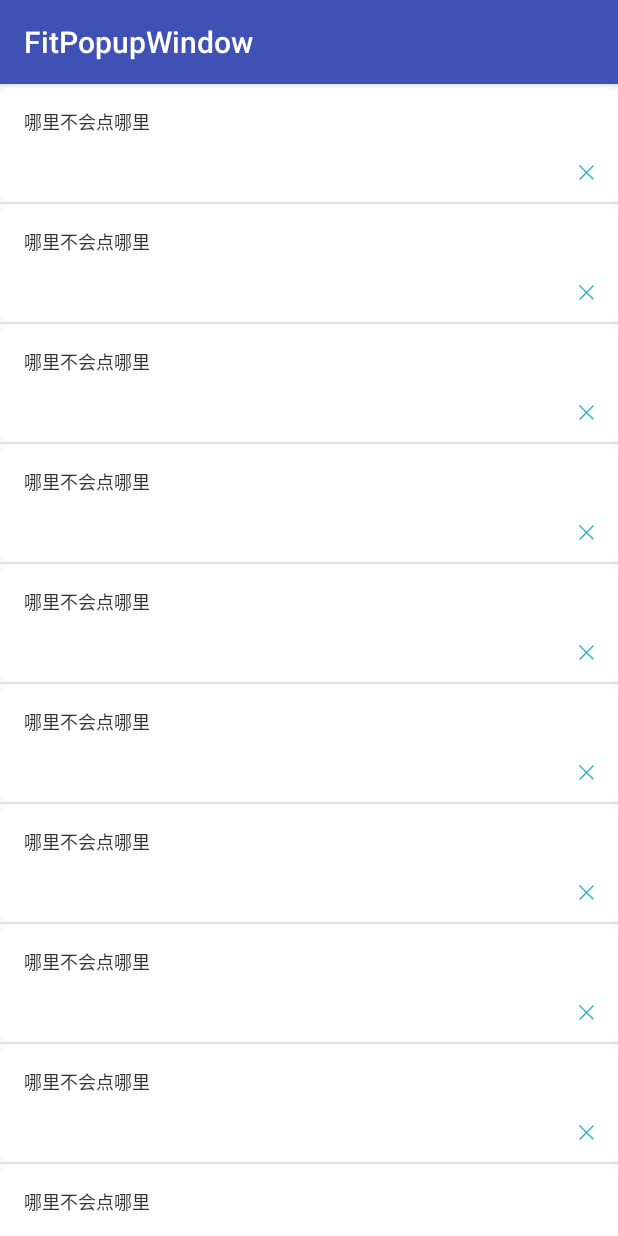
After one commit to JrDong/FitPopupWindow, an Android app: the SecondActivity screen opened directly, with no data from a screen before it, on a phone screen of 412 x 824 dp. The commit adds this screen. Run offline under Robolectric (Android 15) with nearby library versions, the phone set to English and light mode, and no system bars.

Commit message:
根据点击位置自适应弹出位置的PopupWindow

```diff
--- a/app/build.gradle
+++ b/app/build.gradle
@@ -25,5 +25,6 @@ dependencies {
         exclude group: 'com.android.support', module: 'support-annotations'
     })
     compile 'com.android.support:appcompat-v7:23.+'
+    compile 'com.android.support:recyclerview-v7:23.4.0'
     testCompile 'junit:junit:4.12'
 }
--- a/app/src/main/AndroidManifest.xml
+++ b/app/src/main/AndroidManifest.xml
@@ -15,6 +15,8 @@
                 <category android:name="android.intent.category.LAUNCHER"/>
             </intent-filter>
         </activity>
+        <activity android:name=".SecondActivity">
+        </activity>
     </application>
 
 </manifest>
--- /dev/null
+++ b/app/src/main/java/com/djr/fitpopupwindow/ListAdapter.java
@@ -0,0 +1,54 @@
+package com.djr.fitpopupwindow;
+
+import android.app.Activity;
+import android.content.Context;
+import android.support.v7.widget.RecyclerView;
+import android.view.LayoutInflater;
+import android.view.View;
+import android.view.ViewGroup;
+
+import com.djr.fitpopupwindow.utils.FitPopupWindow;
+
+import java.util.List;
+
+/**
+ * Created by DongJr on 2017/2/21.
+ */
+
+public class ListAdapter extends RecyclerView.Adapter<ListHolder> {
+
+    private List<String> mList;
+    private Context mContext;
+
+    public ListAdapter(Context context, List<String> list) {
+        mContext = context;
+        mList = list;
+    }
+
+
+    @Override
+    public ListHolder onCreateViewHolder(ViewGroup parent, int viewType) {
+        View view = LayoutInflater.from(mContext)
+                .inflate(R.layout.item_list, parent, false);
+        return new ListHolder(view);
+    }
+
+    @Override
+    public void onBindViewHolder(ListHolder holder, int position) {
+
+        holder.ivRemove.setOnClickListener(new View.OnClickListener() {
+            @Override
+            public void onClick(View v) {
+                View contentView = LayoutInflater.from(mContext)
+                        .inflate(R.layout.layout_popupwindow, null);
+                FitPopupWindow fitPopupWindow = new FitPopupWindow((Activity) mContext, contentView);
+                fitPopupWindow.show(v);
+            }
+        });
+    }
+
+    @Override
+    public int getItemCount() {
+        return mList.size();
+    }
+}
--- /dev/null
+++ b/app/src/main/java/com/djr/fitpopupwindow/ListHolder.java
@@ -0,0 +1,21 @@
+package com.djr.fitpopupwindow;
+
+import android.support.v7.widget.RecyclerView;
+import android.view.View;
+import android.widget.ImageView;
+
+/**
+ * Created by DongJr on 2017/2/21.
+ */
+
+public class ListHolder extends RecyclerView.ViewHolder {
+
+    ImageView ivRemove;
+
+    public ListHolder(View itemView) {
+        super(itemView);
+        ivRemove = (ImageView) itemView.findViewById(R.id.iv_remove);
+    }
+
+
+}
--- /dev/null
+++ b/app/src/main/java/com/djr/fitpopupwindow/SecondActivity.java
@@ -0,0 +1,48 @@
+package com.djr.fitpopupwindow;
+
+import android.content.Context;
+import android.content.Intent;
+import android.support.v7.app.AppCompatActivity;
+import android.os.Bundle;
+import android.support.v7.widget.LinearLayoutManager;
+import android.support.v7.widget.RecyclerView;
+
+import java.util.ArrayList;
+
+public class SecondActivity extends AppCompatActivity {
+
+    private RecyclerView mRecyclerView;
+
+    public static void startActivity(Context context) {
+        Intent intent = new Intent(context, SecondActivity.class);
+        context.startActivity(intent);
+    }
+
+
+    @Override
+    protected void onCreate(Bundle savedInstanceState) {
+        super.onCreate(savedInstanceState);
+        setContentView(R.layout.activity_second);
+
+        mRecyclerView = (RecyclerView) findViewById(R.id.recyclerView);
+
+        init();
+    }
+
+    private void init() {
+
+        ArrayList<String> list = new ArrayList<>();
+        for (int i = 0; i < 20; i++) {
+            list.add(i + "");
+        }
+
+        LinearLayoutManager linearLayoutManager = new LinearLayoutManager(this);
+        mRecyclerView.setLayoutManager(linearLayoutManager);
+
+        ListAdapter listAdapter = new ListAdapter(this, list);
+
+        mRecyclerView.setAdapter(listAdapter);
+    }
+
+
+}
--- /dev/null
+++ b/app/src/main/res/drawable/popupwindow_bg.xml
@@ -0,0 +1,8 @@
+<?xml version="1.0" encoding="utf-8"?>
+<shape xmlns:android="http://schemas.android.com/apk/res/android"
+       android:shape="rectangle">
+
+    <corners android:radius="10dp"/>
+    <solid android:color="#ffffff"/>
+
+</shape>
--- /dev/null
+++ b/app/src/main/res/layout/activity_second.xml
@@ -0,0 +1,17 @@
+<?xml version="1.0" encoding="utf-8"?>
+<FrameLayout
+    xmlns:android="http://schemas.android.com/apk/res/android"
+    xmlns:tools="http://schemas.android.com/tools"
+    android:id="@+id/activity_second"
+    android:layout_width="match_parent"
+    android:layout_height="match_parent"
+    tools:context="com.djr.fitpopupwindow.SecondActivity">
+
+
+    <android.support.v7.widget.RecyclerView
+        android:id="@+id/recyclerView"
+        android:layout_width="match_parent"
+        android:layout_height="match_parent"/>
+
+
+</FrameLayout>
--- /dev/null
+++ b/app/src/main/res/layout/item_list.xml
@@ -0,0 +1,35 @@
+<?xml version="1.0" encoding="utf-8"?>
+<RelativeLayout xmlns:android="http://schemas.android.com/apk/res/android"
+                android:layout_width="match_parent"
+                android:layout_height="80dp"
+                android:background="@drawable/popupwindow_bg"
+    >
+
+    <TextView
+        android:layout_width="wrap_content"
+        android:layout_height="wrap_content"
+        android:layout_gravity="center"
+        android:padding="16dp"
+        android:text="@string/popup_text"
+        android:textColor="@color/color_333"
+        android:textSize="@dimen/text_small"
+        />
+
+    <ImageView
+        android:id="@+id/iv_remove"
+        android:layout_width="10dp"
+        android:layout_height="10dp"
+        android:layout_alignParentBottom="true"
+        android:layout_alignParentRight="true"
+        android:layout_margin="16dp"
+        android:src="@mipmap/ic_close"
+        />
+
+    <View
+        android:layout_width="match_parent"
+        android:layout_height="1dp"
+        android:layout_alignParentBottom="true"
+        android:background="#e0e0e0"
+        />
+
+</RelativeLayout>
--- a/app/src/main/res/values/colors.xml
+++ b/app/src/main/res/values/colors.xml
@@ -3,4 +3,8 @@
     <color name="colorPrimary">#3F51B5</color>
     <color name="colorPrimaryDark">#303F9F</color>
     <color name="colorAccent">#FF4081</color>
+
+    <color name="color_333">#333333</color>
+    <color name="color_grey">#33333333</color>
+
 </resources>
--- a/app/src/main/res/values/dimens.xml
+++ b/app/src/main/res/values/dimens.xml
@@ -2,4 +2,9 @@
     <!-- Default screen margins, per the Android Design guidelines. -->
     <dimen name="activity_horizontal_margin">16dp</dimen>
     <dimen name="activity_vertical_margin">16dp</dimen>
+
+    <dimen name="text_small">12sp</dimen>
+    <dimen name="text_middle">14sp</dimen>
+    <dimen name="text_large">16sp</dimen>
+
 </resources>
--- a/app/src/main/res/values/strings.xml
+++ b/app/src/main/res/values/strings.xml
@@ -1,3 +1,5 @@
 <resources>
     <string name="app_name">FitPopupWindow</string>
+
+    <string name="popup_text">哪里不会点哪里</string>
 </resources>
```
Also changed, not shown: app/src/main/java/com/djr/fitpopupwindow/MainActivity.java (+60 -2 lines), app/src/main/java/com/djr/fitpopupwindow/utils/FitPopupWindow.java (added, +99 -0 lines), app/src/main/java/com/djr/fitpopupwindow/utils/ScreenUtils.java (added, +22 -0 lines), app/src/main/res/layout/activity_main.xml (+41 -2 lines), app/src/main/res/layout/layout_popupwindow.xml (added, +27 -0 lines), app/src/main/res/mipmap-xhdpi/ic_close.png (added).
